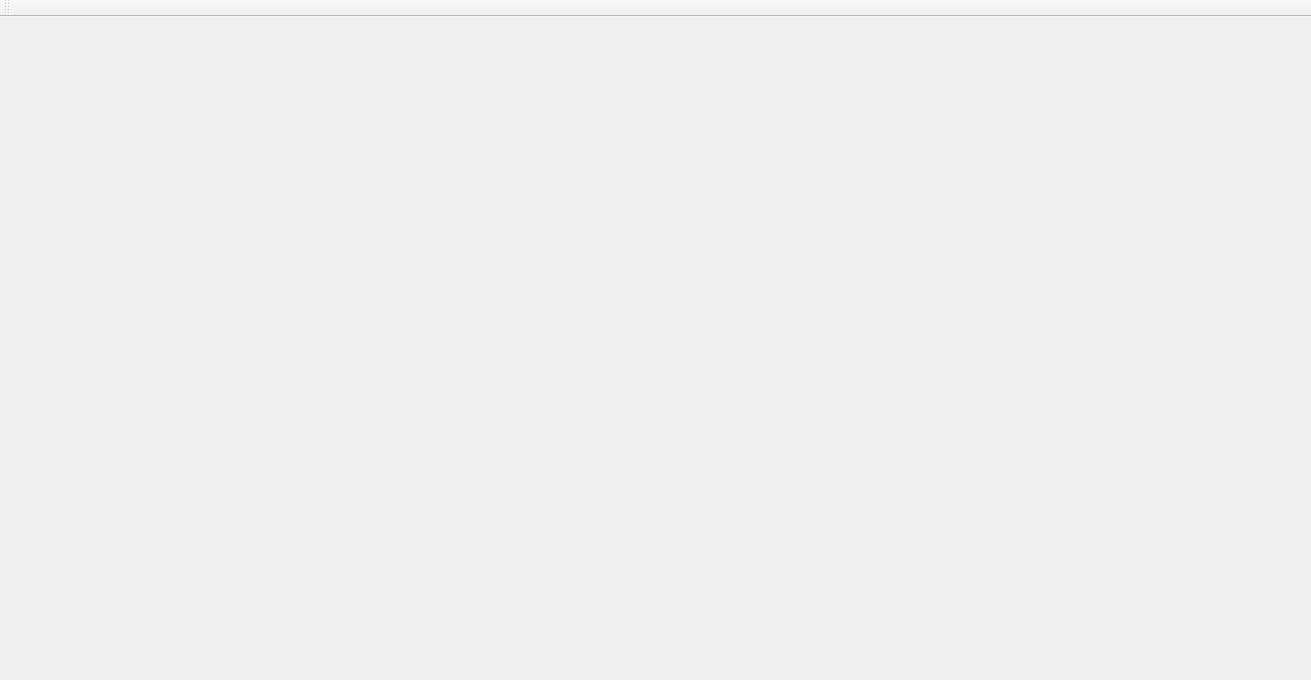
Above: mainwindow.ui from Ffetta/traid before the change. Below: the same form after it.
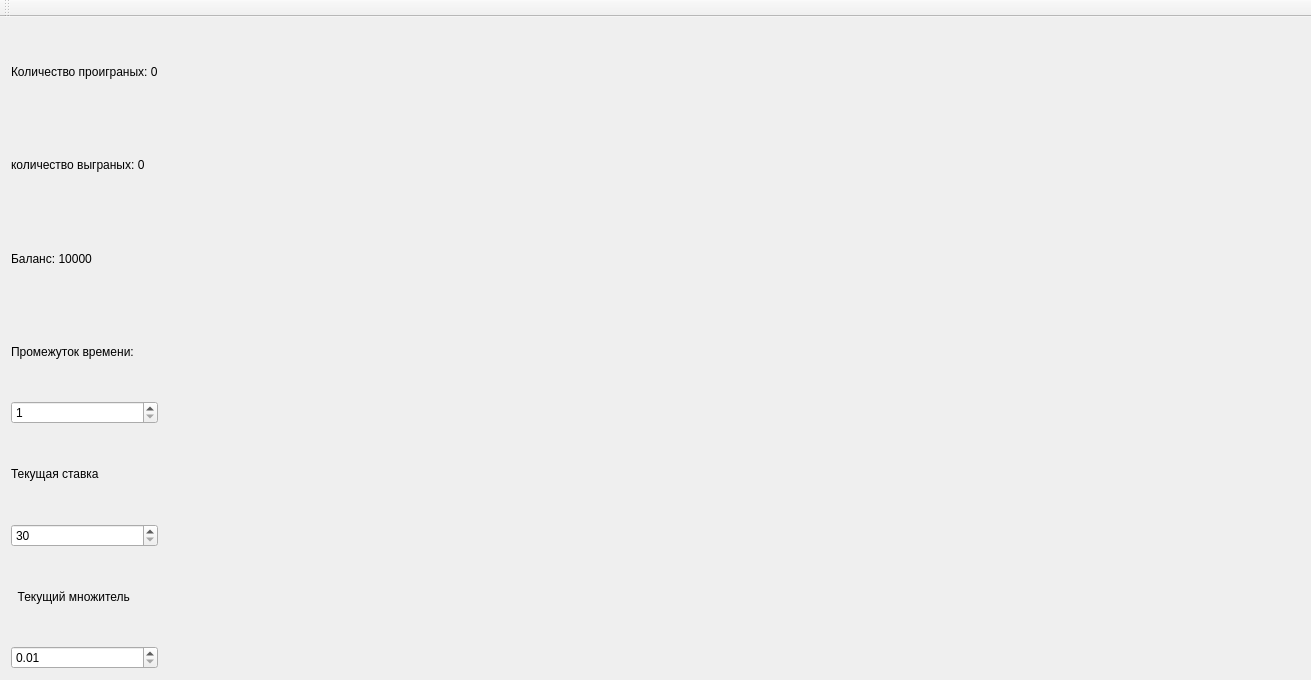
That is the form after the change.

Patch:
```diff
--- a/mainwindow.ui
+++ b/mainwindow.ui
@@ -15,8 +15,47 @@
   </property>
   <widget class="QWidget" name="centralWidget">
    <layout class="QGridLayout" name="gridLayout">
-    <item row="1" column="0">
+    <item row="1" column="1">
      <layout class="QGridLayout" name="gridLayout_2">
+      <item row="3" column="1" colspan="2">
+       <spacer name="horizontalSpacer">
+        <property name="orientation">
+         <enum>Qt::Horizontal</enum>
+        </property>
+        <property name="sizeHint" stdset="0">
+         <size>
+          <width>40</width>
+          <height>20</height>
+         </size>
+        </property>
+       </spacer>
+      </item>
+      <item row="1" column="2">
+       <spacer name="horizontalSpacer_3">
+        <property name="orientation">
+         <enum>Qt::Horizontal</enum>
+        </property>
+        <property name="sizeHint" stdset="0">
+         <size>
+          <width>40</width>
+          <height>20</height>
+         </size>
+        </property>
+       </spacer>
+      </item>
+      <item row="1" column="1">
+       <spacer name="horizontalSpacer_2">
+        <property name="orientation">
+         <enum>Qt::Horizontal</enum>
+        </property>
+        <property name="sizeHint" stdset="0">
+         <size>
+          <width>40</width>
+          <height>20</height>
+         </size>
+        </property>
+       </spacer>
+      </item>
       <item row="0" column="1" colspan="2">
        <widget class="QLabel" name="label_3">
         <property name="text">
@@ -24,17 +63,99 @@
         </property>
        </widget>
       </item>
-      <item row="1" column="1">
-       <widget class="QLabel" name="label_2">
-        <property name="text">
-         <string/>
-        </property>
-       </widget>
-      </item>
-      <item row="1" column="2">
+      <item row="2" column="2">
        <widget class="QLabel" name="label">
         <property name="text">
          <string/>
+        </property>
+       </widget>
+      </item>
+      <item row="2" column="1">
+       <widget class="QLabel" name="label_2">
+        <property name="text">
+         <string/>
+        </property>
+       </widget>
+      </item>
+     </layout>
+    </item>
+    <item row="1" column="0">
+     <layout class="QVBoxLayout" name="verticalLayout">
+      <item>
+       <widget class="QLabel" name="label_4">
+        <property name="text">
+         <string>Количество проиграных: 0</string>
+        </property>
+       </widget>
+      </item>
+      <item>
+       <widget class="QLabel" name="label_5">
+        <property name="text">
+         <string>количество выграных: 0</string>
+        </property>
+       </widget>
+      </item>
+      <item>
+       <widget class="QLabel" name="label_6">
+        <property name="text">
+         <string>Баланс: 10000</string>
+        </property>
+       </widget>
+      </item>
+      <item>
+       <widget class="QLabel" name="label_9">
+        <property name="text">
+         <string>Промежуток времени:</string>
+        </property>
+       </widget>
+      </item>
+      <item>
+       <widget class="QSpinBox" name="spinBox_2">
+        <property name="minimum">
+         <number>1</number>
+        </property>
+        <property name="maximum">
+         <number>3600</number>
+        </property>
+       </widget>
+      </item>
+      <item>
+       <widget class="QLabel" name="label_8">
+        <property name="text">
+         <string>Текущая ставка</string>
+        </property>
+       </widget>
+      </item>
+      <item>
+       <widget class="QSpinBox" name="spinBox">
+        <property name="minimum">
+         <number>30</number>
+        </property>
+        <property name="maximum">
+         <number>10000</number>
+        </property>
+       </widget>
+      </item>
+      <item>
+       <widget class="QLabel" name="label_7">
+        <property name="text">
+         <string>  Текущий множитель </string>
+        </property>
+       </widget>
+      </item>
+      <item>
+       <widget class="QDoubleSpinBox" name="doubleSpinBox">
+        <property name="enabled">
+         <bool>true</bool>
+        </property>
+        <property name="minimum">
+         <double>0.010000000000000</double>
+        </property>
+        <property name="maximum">
+         <double>0.990000000000000</double>
+        </property>
+        <property name="singleStep">
+         <double>0.010000000000000</double>
         </property>
        </widget>
       </item>
```
